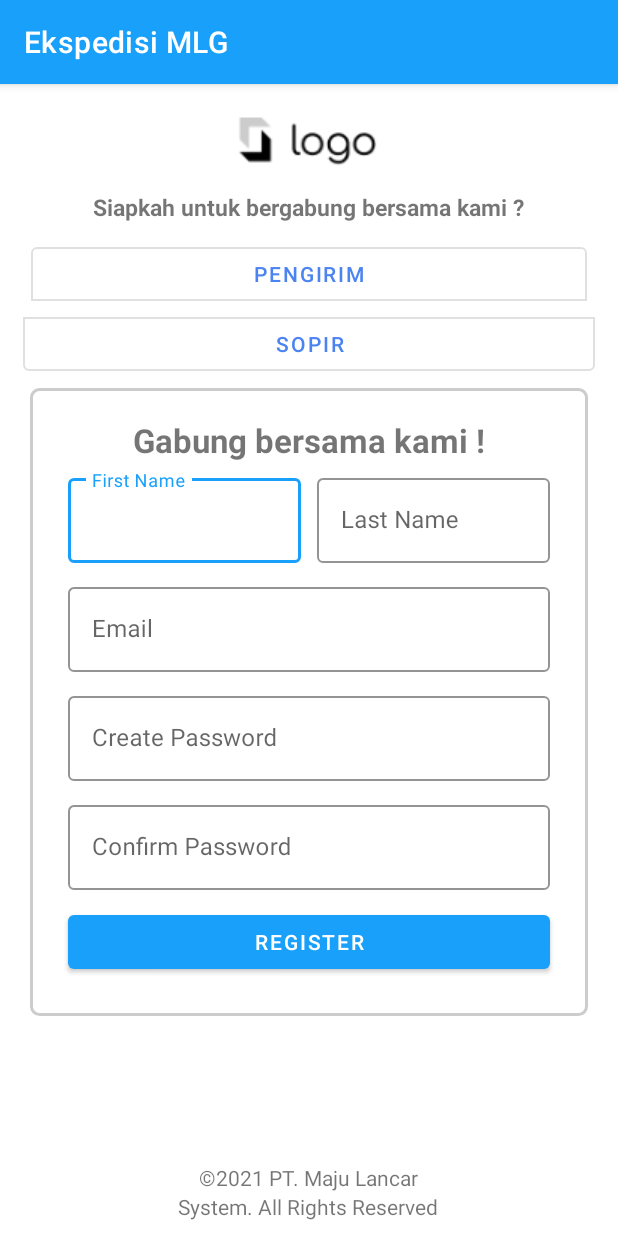
After one commit to AlvifSandana/ekspedisi_mlg, an Android app: the RegisterActivity screen opened directly, with no data from a screen before it, on a phone screen of 412 x 824 dp. The commit adds this screen. Run offline under Robolectric (Android 15) with nearby library versions, the phone set to English and light mode, and no system bars.

Commit message:
add new layouts: - login - register

```diff
--- a/app/src/main/AndroidManifest.xml
+++ b/app/src/main/AndroidManifest.xml
@@ -9,6 +9,8 @@
         android:roundIcon="@mipmap/ic_launcher_round"
         android:supportsRtl="true"
         android:theme="@style/Theme.EkspedisiMLG">
+        <activity android:name=".RegisterActivity"></activity>
+        <activity android:name=".LoginActivity" />
         <activity android:name=".MainActivity">
             <intent-filter>
                 <action android:name="android.intent.action.MAIN" />
--- a/app/src/main/java/com/app/ekspedisimlg/MainActivity.kt
+++ b/app/src/main/java/com/app/ekspedisimlg/MainActivity.kt
@@ -2,10 +2,12 @@ package com.app.ekspedisimlg
 
 import androidx.appcompat.app.AppCompatActivity
 import android.os.Bundle
+import androidx.appcompat.app.AppCompatDelegate
 
 class MainActivity : AppCompatActivity() {
     override fun onCreate(savedInstanceState: Bundle?) {
         super.onCreate(savedInstanceState)
         setContentView(R.layout.activity_main)
+        AppCompatDelegate.setDefaultNightMode(AppCompatDelegate.MODE_NIGHT_NO)
     }
 }
--- /dev/null
+++ b/app/src/main/java/com/app/ekspedisimlg/RegisterActivity.kt
@@ -0,0 +1,11 @@
+package com.app.ekspedisimlg
+
+import androidx.appcompat.app.AppCompatActivity
+import android.os.Bundle
+
+class RegisterActivity : AppCompatActivity() {
+    override fun onCreate(savedInstanceState: Bundle?) {
+        super.onCreate(savedInstanceState)
+        setContentView(R.layout.activity_register)
+    }
+}
--- /dev/null
+++ b/app/src/main/res/drawable/custom_rounded_border.xml
@@ -0,0 +1,14 @@
+<?xml version="1.0" encoding="utf-8"?>
+<shape
+    xmlns:android="http://schemas.android.com/apk/res/android"
+    android:shape="rectangle">
+
+    <stroke
+        android:width="2dp"
+        android:color="#cccccc">
+    </stroke>
+
+    <corners
+        android:radius="5dp">
+    </corners>
+</shape>
--- /dev/null
+++ b/app/src/main/res/layout/activity_register.xml
@@ -0,0 +1,193 @@
+<?xml version="1.0" encoding="utf-8"?>
+<RelativeLayout xmlns:android="http://schemas.android.com/apk/res/android"
+    xmlns:tools="http://schemas.android.com/tools"
+    android:layout_width="match_parent"
+    android:layout_height="match_parent"
+    tools:context=".RegisterActivity">
+
+    <ImageView
+        android:id="@+id/logo"
+        android:layout_width="wrap_content"
+        android:layout_height="wrap_content"
+        android:layout_centerHorizontal="true"
+        android:layout_marginTop="15dp"
+        android:layout_marginBottom="10dp"
+        android:src="@drawable/mlg_logo"
+        android:contentDescription="@string/logo_description" />
+
+    <TextView
+        android:id="@+id/lbl_tanya"
+        android:layout_width="wrap_content"
+        android:layout_height="wrap_content"
+        android:layout_centerHorizontal="true"
+        android:layout_marginBottom="10dp"
+        android:layout_below="@id/logo"
+        android:textStyle="bold"
+        android:textSize="7pt"
+        android:text="@string/lbl_pertanyaan_2" />
+
+    <com.google.android.material.button.MaterialButtonToggleGroup
+        android:id="@+id/toggle_btn_group"
+        android:layout_width="match_parent"
+        android:layout_height="wrap_content"
+        android:layout_centerHorizontal="true"
+        android:layout_marginHorizontal="15dp"
+        android:orientation="vertical"
+        android:layout_below="@id/lbl_tanya">
+
+        <Button
+            android:id="@+id/toggle_btn_pengirim"
+            android:layout_width="match_parent"
+            android:layout_height="wrap_content"
+            android:layout_marginHorizontal="5dp"
+            android:layout_marginBottom="20dp"
+            android:text="@string/btn_pengirim_text"
+            android:textColor="@color/blue_2"
+            style="@style/Widget.MaterialComponents.Button.OutlinedButton" />
+
+        <Button
+            android:id="@+id/toggle_btn_sopir"
+            android:layout_width="match_parent"
+            android:layout_height="wrap_content"
+            android:layout_marginHorizontal="5dp"
+            android:layout_marginTop="20dp"
+            android:text="@string/btn_sopir_text"
+            android:textColor="@color/blue_2"
+            style="@style/Widget.MaterialComponents.Button.OutlinedButton" />
+
+    </com.google.android.material.button.MaterialButtonToggleGroup>
+
+    <RelativeLayout
+        android:id="@+id/gruop1"
+        android:layout_width="match_parent"
+        android:layout_height="wrap_content"
+        android:layout_marginTop="5dp"
+        android:layout_marginHorizontal="20dp"
+        android:padding="20dp"
+        android:layout_below="@id/toggle_btn_group"
+        android:background="@drawable/custom_rounded_border">
+
+        <TextView
+            android:id="@+id/lbl_gabung"
+            android:layout_width="wrap_content"
+            android:layout_height="wrap_content"
+            android:layout_centerHorizontal="true"
+            android:text="@string/gabung_bersama_kami"
+            android:textStyle="bold"
+            android:textSize="10pt"/>
+
+        <LinearLayout
+            android:id="@+id/group2"
+            android:layout_width="match_parent"
+            android:layout_height="wrap_content"
+            android:weightSum="3"
+            android:orientation="horizontal"
+            android:layout_below="@id/lbl_gabung"
+            android:baselineAligned="false">
+
+            <com.google.android.material.textfield.TextInputLayout
+                android:id="@+id/txt_first_name"
+                android:layout_width="match_parent"
+                android:layout_height="wrap_content"
+                android:layout_weight="1.5"
+                android:layout_margin="5dp"
+                style="@style/CustomTextInputLayoutStyle">
+
+                <com.google.android.material.textfield.TextInputEditText
+                    android:layout_width="match_parent"
+                    android:layout_height="wrap_content"
+                    android:hint="@string/first_name_text"/>
+            </com.google.android.material.textfield.TextInputLayout>
+
+            <com.google.android.material.textfield.TextInputLayout
+                android:id="@+id/txt_last_name"
+                android:layout_width="match_parent"
+                android:layout_height="wrap_content"
+                android:layout_weight="1.5"
+                android:layout_margin="5dp"
+                style="@style/CustomTextInputLayoutStyle">
+
+                <com.google.android.material.textfield.TextInputEditText
+                    android:layout_width="match_parent"
+                    android:layout_height="wrap_content"
+                    android:hint="@string/last_name_text"/>
+            </com.google.android.material.textfield.TextInputLayout>
+        </LinearLayout>
+
+        <LinearLayout
+            android:id="@+id/group3"
+            android:layout_width="match_parent"
+            android:layout_height="wrap_content"
+            android:layout_below="@id/group2"
+            android:orientation="vertical">
+
+            <com.google.android.material.textfield.TextInputLayout
+                android:id="@+id/txt_reg_email"
+                android:layout_width="match_parent"
+                android:layout_height="wrap_content"
+                android:layout_margin="5dp"
+                style="@style/CustomTextInputLayoutStyle">
+
+                <com.google.android.material.textfield.TextInputEditText
+                    android:layout_width="match_parent"
+                    android:layout_height="wrap_content"
+                    android:hint="@string/email_text"/>
+
+            </com.google.android.material.textfield.TextInputLayout>
+
+            <com.google.android.material.textfield.TextInputLayout
+                android:id="@+id/txt_reg_password"
+                android:layout_width="match_parent"
+                android:layout_height="wrap_content"
+                android:layout_margin="5dp"
+                style="@style/CustomTextInputLayoutStyle">
+
+                <com.google.android.material.textfield.TextInputEditText
+                    android:layout_width="match_parent"
+                    android:layout_height="wrap_content"
+                    android:hint="@string/create_password"/>
+
+            </com.google.android.material.textfield.TextInputLayout>
+
+            <com.google.android.material.textfield.TextInputLayout
+                android:id="@+id/txt_reg_confirm_password"
+                android:layout_width="match_parent"
+                android:layout_height="wrap_content"
+                android:layout_margin="5dp"
+                style="@style/CustomTextInputLayoutStyle">
+
+                <com.google.android.material.textfield.TextInputEditText
+                    android:layout_width="match_parent"
+                    android:layout_height="wrap_content"
+                    android:hint="@string/confirm_password"/>
+
+            </com.google.android.material.textfield.TextInputLayout>
+
+            <com.google.android.material.button.MaterialButton
+                android:id="@+id/btn_register"
+                android:layout_width="match_parent"
+                android:layout_height="wrap_content"
+                android:layout_margin="5dp"
+                android:text="@string/btn_register_text"/>
+
+        </LinearLayout>
+
+    </RelativeLayout>
+
+    <TextView
+        android:id="@+id/copyright"
+        android:layout_width="wrap_content"
+        android:layout_height="wrap_content"
+        android:layout_above="@id/copyright1"
+        android:layout_centerHorizontal="true"
+        android:text="@string/copyright_0"/>
+
+    <TextView
+        android:id="@+id/copyright1"
+        android:layout_width="wrap_content"
+        android:layout_height="wrap_content"
+        android:layout_marginBottom="10dp"
+        android:layout_alignParentBottom="true"
+        android:layout_centerHorizontal="true"
+        android:text="@string/system_all_rights_reserved"/>
+</RelativeLayout>
--- a/app/src/main/res/values/colors.xml
+++ b/app/src/main/res/values/colors.xml
@@ -1,5 +1,5 @@
 <?xml version="1.0" encoding="utf-8"?>
-<resources>
+<resources xmlns:tools="http://schemas.android.com/tools">
     <color name="purple_200">#FFBB86FC</color>
     <color name="purple_500">#FF6200EE</color>
     <color name="purple_700">#FF3700B3</color>
@@ -7,4 +7,9 @@
     <color name="teal_700">#FF018786</color>
     <color name="black">#FF000000</color>
     <color name="white">#FFFFFFFF</color>
+
+    <!--  Custom Color  -->
+    <color name="blue_1">#18a0fb</color>
+    <color name="blue_2">#4b84f1</color>
+    <color name="materialTextfieldBoxStrokeColor" tools:override="true">#18a0fb</color>
 </resources>
--- a/app/src/main/res/values/strings.xml
+++ b/app/src/main/res/values/strings.xml
@@ -1,3 +1,23 @@
 <resources>
     <string name="app_name">Ekspedisi MLG</string>
+    <string name="logo_description">Logo</string>
+    <string name="email_label_text">Email</string>
+    <string name="email_text_hint">emailmu@mail.com</string>
+    <string name="password_label_text">Password</string>
+    <string name="password_text_hint">6+ karakter</string>
+    <string name="btn_masuk_text">Masuk</string>
+    <string name="to_reg_hint_text">Belum memiliki akun ?</string>
+    <string name="btn_to_reg_text">Disini</string>
+    <string name="lbl_pertanyaan_2">Siapkah untuk bergabung bersama kami ?</string>
+    <string name="btn_pengirim_text">Pengirim</string>
+    <string name="btn_sopir_text">Sopir</string>
+    <string name="gabung_bersama_kami">Gabung bersama kami !</string>
+    <string name="first_name_text">First Name</string>
+    <string name="last_name_text">Last Name</string>
+    <string name="email_text">Email</string>
+    <string name="create_password">Create Password</string>
+    <string name="confirm_password">Confirm Password</string>
+    <string name="btn_register_text">Register</string>
+    <string name="copyright_0">©2021 PT. Maju Lancar</string>
+    <string name="system_all_rights_reserved">System. All Rights Reserved</string>
 </resources>
--- a/app/src/main/res/values/themes.xml
+++ b/app/src/main/res/values/themes.xml
@@ -2,8 +2,8 @@
     <!-- Base application theme. -->
     <style name="Theme.EkspedisiMLG" parent="Theme.MaterialComponents.DayNight.DarkActionBar">
         <!-- Primary brand color. -->
-        <item name="colorPrimary">@color/purple_500</item>
-        <item name="colorPrimaryVariant">@color/purple_700</item>
+        <item name="colorPrimary">@color/blue_1</item>
+        <item name="colorPrimaryVariant">@color/blue_2</item>
         <item name="colorOnPrimary">@color/white</item>
         <!-- Secondary brand color. -->
         <item name="colorSecondary">@color/teal_200</item>
@@ -12,5 +12,12 @@
         <!-- Status bar color. -->
         <item name="android:statusBarColor" tools:targetApi="l">?attr/colorPrimaryVariant</item>
         <!-- Customize your theme here. -->
+
+    </style>
+    <style name="roundedCornerButton" parent="Widget.AppCompat.Button.Colored">
+        <item name="android:background">@drawable/rounded_button_shape</item>
+    </style>
+    <style name="CustomTextInputLayoutStyle" parent="Widget.MaterialComponents.TextInputLayout.OutlinedBox">
+        <item name="boxStrokeColor">@color/materialTextfieldBoxStrokeColor</item>
     </style>
 </resources>
```
Also changed, not shown: app/src/main/java/com/app/ekspedisimlg/LoginActivity.kt (added, +11 -0 lines), app/src/main/res/drawable/rounded_button_shape.xml (added, +13 -0 lines), app/src/main/res/layout/activity_login.xml (added, +105 -0 lines), app/src/main/res/drawable/mlg_logo.png (added).
